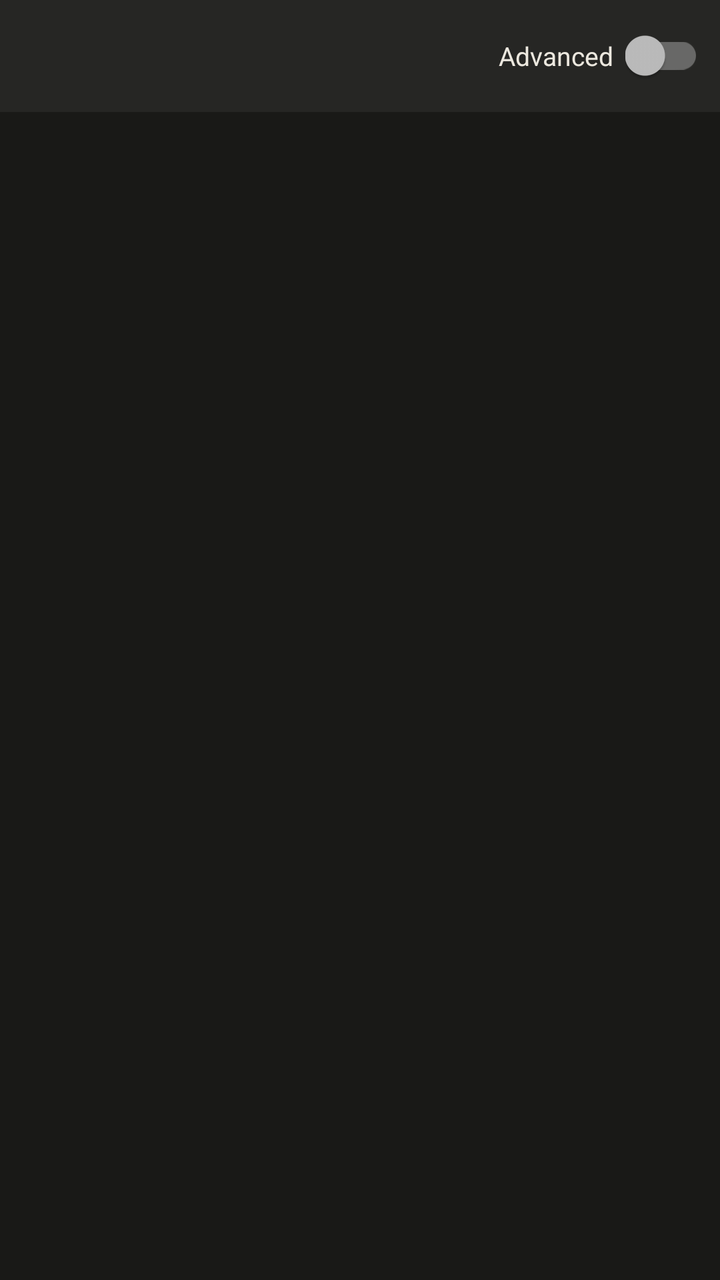
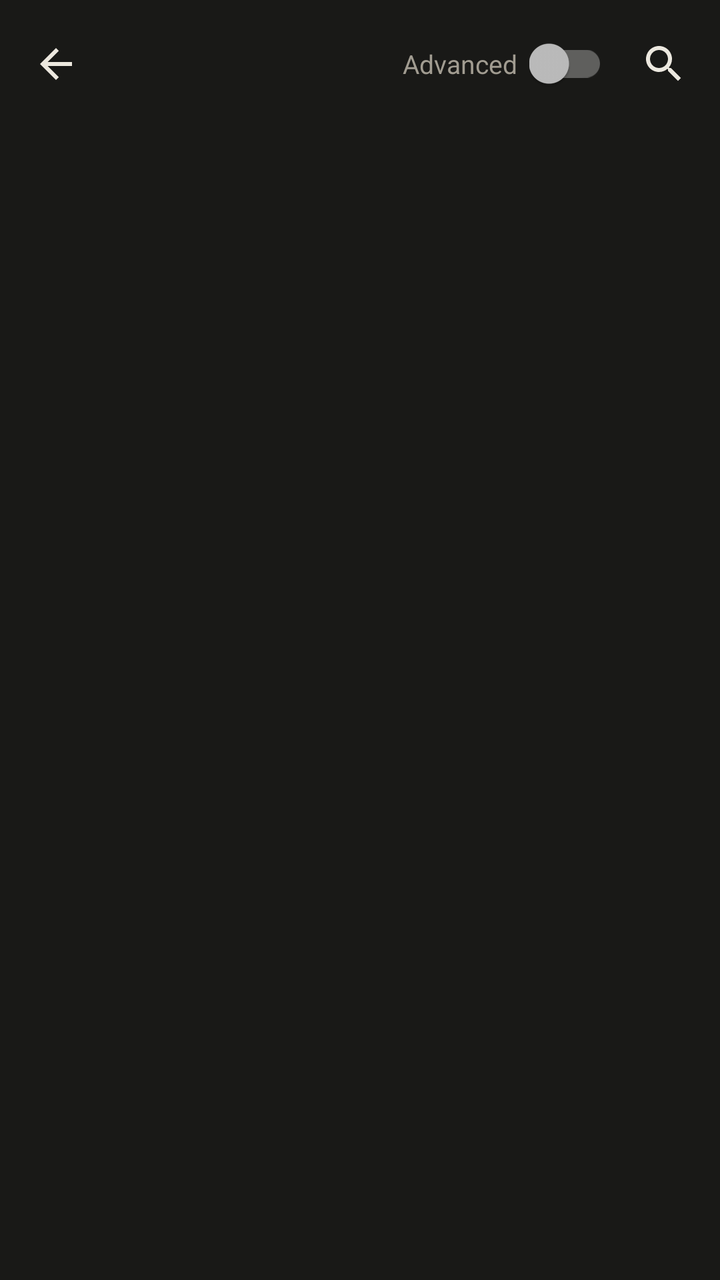

Before-and-after screenshots of an Android layout around one commit, followed by the original layout XML and the change that was made.
<!-- AndroidManifest.xml: activity theme Theme.Curmudgeon.Settings -->
<!-- res/layout/activity_settings.xml -->
<?xml version="1.0" encoding="utf-8"?>
<LinearLayout xmlns:android="http://schemas.android.com/apk/res/android"
    android:id="@+id/settingsRoot"
    android:layout_width="match_parent"
    android:layout_height="match_parent"
    android:background="@color/bg"
    android:orientation="vertical">

    <androidx.appcompat.widget.Toolbar
        android:id="@+id/toolbar"
        android:layout_width="match_parent"
        android:layout_height="?attr/actionBarSize"
        android:background="@color/surface"
        android:theme="@style/ThemeOverlay.AppCompat.Dark.ActionBar">

        <LinearLayout
            android:layout_width="wrap_content"
            android:layout_height="match_parent"
            android:layout_gravity="end"
            android:gravity="center_vertical"
            android:orientation="horizontal"
            android:paddingEnd="8dp">

            <TextView
                android:layout_width="wrap_content"
                android:layout_height="wrap_content"
                android:text="Advanced"
                android:textColor="@color/text"
                android:textSize="13sp" />

            <androidx.appcompat.widget.SwitchCompat
                android:id="@+id/advancedSwitch"
                android:layout_width="wrap_content"
                android:layout_height="wrap_content"
                android:layout_marginStart="6dp" />
        </LinearLayout>
    </androidx.appcompat.widget.Toolbar>

    <FrameLayout
        android:id="@+id/settingsContainer"
        android:layout_width="match_parent"
        android:layout_height="0dp"
        android:layout_weight="1" />
</LinearLayout>
<!-- resources referenced by this layout -->
<resources>
  <color name="bg">#FF191917</color>
  <color name="surface">#FF262624</color>
  <color name="text">#FFECE8DF</color>
  <style name="Theme.Curmudgeon.Settings" parent="Theme.AppCompat.NoActionBar">
          <item name="colorPrimary">@color/bg</item>
          <item name="colorPrimaryDark">@color/bg</item>
          <item name="colorAccent">@color/accent</item>
          <item name="colorControlActivated">@color/accent</item>
          <item name="android:windowBackground">@color/bg</item>
          <item name="android:textColorPrimary">@color/text</item>
          <item name="android:textColorSecondary">@color/text_dim</item>
          <item name="menuIconTint">@color/text</item>
          <item name="preferenceTheme">@style/PreferenceThemeOverlay</item>
      </style>
  <color name="accent">#FFE2884F</color>
  <color name="text_dim">#FFA19C91</color>
</resources>

<!-- the commit's change to res/layout/activity_settings.xml (unified diff, before → after) -->
@@ -6,39 +6,87 @@
     android:background="@color/bg"
     android:orientation="vertical">
 
-    <androidx.appcompat.widget.Toolbar
-        android:id="@+id/toolbar"
+    <LinearLayout
+        android:id="@+id/topBar"
         android:layout_width="match_parent"
-        android:layout_height="?attr/actionBarSize"
-        android:background="@color/surface"
-        android:theme="@style/ThemeOverlay.AppCompat.Dark.ActionBar">
+        android:layout_height="64dp"
+        android:background="@color/bg"
+        android:gravity="center_vertical"
+        android:orientation="horizontal">
 
-        <LinearLayout
+        <ImageButton
+            android:id="@+id/backButton"
+            android:layout_width="56dp"
+            android:layout_height="56dp"
+            android:background="?attr/selectableItemBackgroundBorderless"
+            android:contentDescription="Back"
+            android:src="@drawable/ic_back" />
+
+        <TextView
+            android:id="@+id/title"
+            android:layout_width="0dp"
+            android:layout_height="wrap_content"
+            android:layout_weight="1"
+            android:ellipsize="end"
+            android:maxLines="2"
+            android:paddingStart="8dp"
+            android:textColor="@color/text"
+            android:textSize="22sp"
+            android:textStyle="bold" />
+
+        <EditText
+            android:id="@+id/searchField"
+            android:layout_width="0dp"
+            android:layout_height="wrap_content"
+            android:layout_weight="1"
+            android:background="@null"
+            android:hint="Search settings"
+            android:imeOptions="actionSearch|flagNoExtractUi"
+            android:importantForAutofill="no"
+            android:inputType="text"
+            android:paddingStart="8dp"
+            android:singleLine="true"
+            android:textColor="@color/text"
+            android:textColorHint="@color/text_dim"
+            android:textSize="18sp"
+            android:visibility="gone" />
+
+        <TextView
+            android:id="@+id/advancedLabel"
             android:layout_width="wrap_content"
-            android:layout_height="match_parent"
-            android:layout_gravity="end"
-            android:gravity="center_vertical"
-            android:orientation="horizontal"
-            android:paddingEnd="8dp">
+            android:layout_height="wrap_content"
+            android:text="Advanced"
+            android:textColor="@color/text_dim"
+            android:textSize="13sp" />
 
-            <TextView
-                android:layout_width="wrap_content"
-                android:layout_height="wrap_content"
-                android:text="Advanced"
-                android:textColor="@color/text"
-                android:textSize="13sp" />
+        <androidx.appcompat.widget.SwitchCompat
+            android:id="@+id/advancedSwitch"
+            android:layout_width="wrap_content"
+            android:layout_height="wrap_content"
+            android:layout_marginStart="6dp"
+            android:contentDescription="Advanced settings" />
 
-            <androidx.appcompat.widget.SwitchCompat
-                android:id="@+id/advancedSwitch"
-                android:layout_width="wrap_content"
-                android:layout_height="wrap_content"
-                android:layout_marginStart="6dp" />
-        </LinearLayout>
-    </androidx.appcompat.widget.Toolbar>
+        <ImageButton
+            android:id="@+id/searchButton"
+            android:layout_width="56dp"
+            android:layout_height="56dp"
+            android:background="?attr/selectableItemBackgroundBorderless"
+            android:contentDescription="Search settings"
+            android:src="@drawable/ic_find" />
+    </LinearLayout>
 
     <FrameLayout
         android:id="@+id/settingsContainer"
         android:layout_width="match_parent"
         android:layout_height="0dp"
         android:layout_weight="1" />
+
+    <ListView
+        android:id="@+id/searchResults"
+        android:layout_width="match_parent"
+        android:layout_height="0dp"
+        android:layout_weight="1"
+        android:divider="@color/divider"
+        android:dividerHeight="1dp"
+        android:visibility="gone" />
 </LinearLayout>
<!-- resource entries referenced after the edit -->
@@ -1,8 +1,23 @@
 <!-- resources referenced by this layout -->
 <resources>
   <color name="bg">#FF191917</color>
-  <color name="surface">#FF262624</color>
+  <color name="divider">#FF2A2A2A</color>
   <color name="text">#FFECE8DF</color>
+  <color name="text_dim">#FFA19C91</color>
+  <!-- drawable ic_back (drawable) -->
+  <?xml version="1.0" encoding="utf-8"?>
+  <vector xmlns:android="http://schemas.android.com/apk/res/android"
+      android:width="24dp" android:height="24dp" android:viewportWidth="24" android:viewportHeight="24"
+      android:tint="?attr/menuIconTint">
+      <path android:fillColor="#FFFFFFFF" android:pathData="M20,11H7.83l5.59,-5.59L12,4l-8,8 8,8 1.41,-1.41L7.83,13H20v-2z"/>
+  </vector>
+  <!-- drawable ic_find (drawable) -->
+  <?xml version="1.0" encoding="utf-8"?>
+  <vector xmlns:android="http://schemas.android.com/apk/res/android"
+      android:width="24dp" android:height="24dp" android:viewportWidth="24" android:viewportHeight="24"
+      android:tint="?attr/menuIconTint">
+      <path android:fillColor="#FFFFFFFF" android:pathData="M15.5,14h-0.79l-0.28,-0.27C15.41,12.59 16,11.11 16,9.5 16,5.91 13.09,3 9.5,3S3,5.91 3,9.5 5.91,16 9.5,16c1.61,0 3.09,-0.59 4.23,-1.57l0.27,0.28v0.79l5,4.99L20.49,19l-4.99,-5zM9.5,14C7.01,14 5,11.99 5,9.5S7.01,5 9.5,5 14,7.01 14,9.5 11.99,14 9.5,14z"/>
+  </vector>
   <style name="Theme.Curmudgeon.Settings" parent="Theme.AppCompat.NoActionBar">
           <item name="colorPrimary">@color/bg</item>
           <item name="colorPrimaryDark">@color/bg</item>
@@ -15,6 +30,5 @@
           <item name="preferenceTheme">@style/PreferenceThemeOverlay</item>
       </style>
   <color name="accent">#FFE2884F</color>
-  <color name="text_dim">#FFA19C91</color>
 </resources>
 
